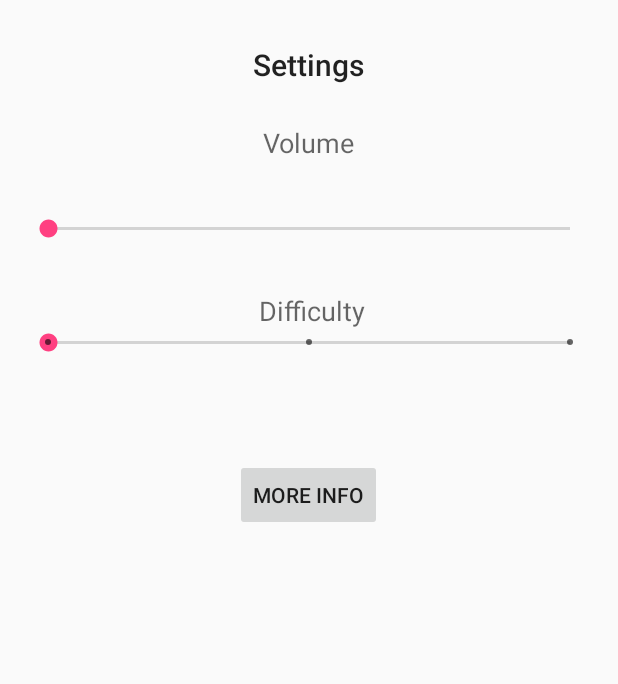
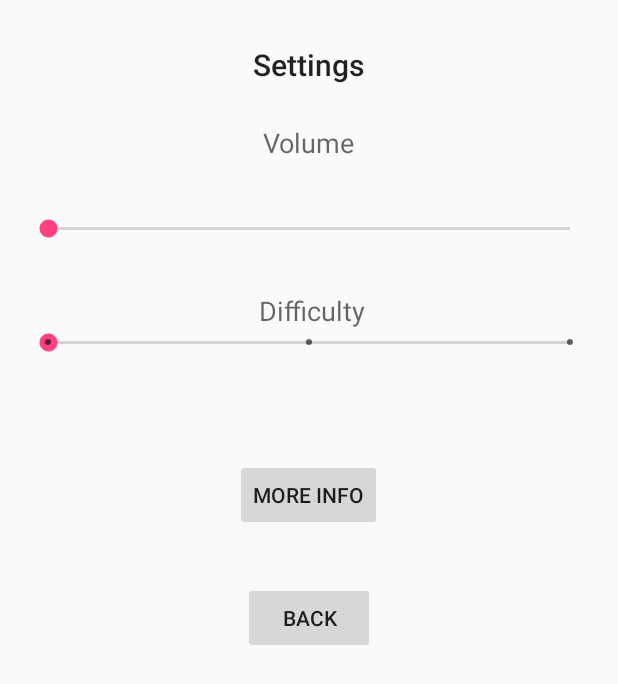
Before and after one commit to rachelsettle/K-Ville-Conquest, an Android app: the layout settings_activity_main.xml on its own in the app's theme, with its tools: preview values and no code run, on a phone screen of 412 x 824 dp. Shown: the top 684 px of the screen. Run offline under Robolectric (Android 15) with nearby library versions, the phone set to English and light mode, and no system bars.

```diff
--- a/KVC/app/src/main/res/layout/settings_activity_main.xml
+++ b/KVC/app/src/main/res/layout/settings_activity_main.xml
@@ -53,6 +53,16 @@
         android:onClick="siteLink"
         android:layout_below="@+id/diffDescription"
         android:layout_centerHorizontal="true" />
+    <Button
+        android:text="Back"
+        android:layout_width="wrap_content"
+        android:layout_height="wrap_content"
+        android:id="@+id/Back"
+        android:layout_marginTop="34dp"
+        android:clickable="true"
+        android:onClick="backToMain"
+        android:layout_below="@+id/InfoButton"
+        android:layout_centerHorizontal="true" />
     <TextView
         android:text="Difficulty"
         android:layout_width="wrap_content"
```
Also changed, not shown: KVC/app/src/main/java/compsci290/edu/duke/kvc/GameScreen.java (+41 -4 lines), KVC/app/src/main/java/compsci290/edu/duke/kvc/Obstacle.java (+6 -6 lines), KVC/app/src/main/java/compsci290/edu/duke/kvc/SettingsActivity.java (+24 -0 lines), KVC/app/src/main/res/drawable/cup_obstacle.png (renamed from KVC/app/src/main/res/drawable/cup.png), KVC/app/src/main/res/drawable/horn_obstacle.png (renamed from KVC/app/src/main/res/drawable/horn.png), KVC/app/src/main/res/drawable/mud_obstacle.png (renamed from KVC/app/src/main/res/drawable/mud.png), KVC/app/src/main/res/drawable/pillow_obstacle.png (renamed from KVC/app/src/main/res/drawable/pillow.png), KVC/app/src/main/res/drawable/pizza_obstacle.png (renamed from KVC/app/src/main/res/drawable/pizza.png), KVC/app/src/main/res/drawable/puddle_obstacle.png (renamed from KVC/app/src/main/res/drawable/puddle.png), KVC/app/src/main/res/drawable/uncfan_obstacle.png (renamed from KVC/app/src/main/res/drawable/uncfan.png).
